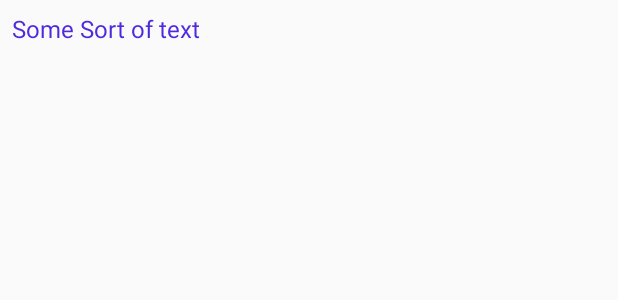
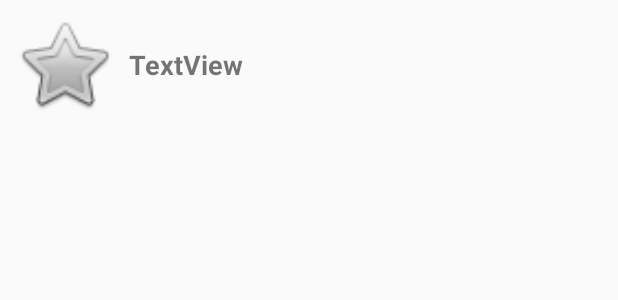
Before and after one commit to eiuk5phannam/Tourist, an Android app: the layout tourist_item_list.xml on its own in the app's theme, with its tools: preview values and no code run, on a phone screen of 412 x 824 dp. Shown: the top 300 px of the screen. Run offline under Robolectric (Android 15) with nearby library versions, the phone set to English and light mode, and no system bars.

Commit message:
Add images to the list and reorganize code

```diff
--- a/app/build.gradle
+++ b/app/build.gradle
@@ -35,5 +35,7 @@ dependencies {
     implementation 'com.squareup.retrofit2:retrofit:2.4.0'
     implementation 'com.squareup.retrofit2:converter-gson:2.4.0'
     implementation 'com.google.code.gson:gson:2.8.4'
-
+    testImplementation 'com.squareup.retrofit2:retrofit-mock:2.4.0'
+    implementation 'com.github.bumptech.glide:glide:4.7.1'
+    annotationProcessor 'com.github.bumptech.glide:compiler:4.7.1'
 }
--- a/app/src/main/res/layout/tourist_item_list.xml
+++ b/app/src/main/res/layout/tourist_item_list.xml
@@ -1,11 +1,42 @@
 <?xml version="1.0" encoding="utf-8"?>
-<TextView xmlns:android="http://schemas.android.com/apk/res/android"
+<android.support.constraint.ConstraintLayout xmlns:android="http://schemas.android.com/apk/res/android"
+    xmlns:app="http://schemas.android.com/apk/res-auto"
     xmlns:tools="http://schemas.android.com/tools"
+
     android:layout_width="match_parent"
-    android:layout_height="match_parent"
-    android:padding="8dp"
-    android:textSize="16sp"
-    android:textColor="#5029de"
-    tools:text="Some Sort of text">
+    android:layout_height="wrap_content"
+    android:layout_margin="8dp"
+    android:clickable="true"
+    android:focusable="true"
+    android:foreground="?android:attr/selectableItemBackground"
+    android:visibility="visible">
 
-</TextView>
+
+    <TextView
+        android:id="@+id/textView"
+        android:layout_width="0dp"
+        android:layout_height="wrap_content"
+        android:layout_marginBottom="8dp"
+        android:layout_marginEnd="8dp"
+        android:layout_marginStart="8dp"
+        android:layout_marginTop="8dp"
+        android:ellipsize="end"
+        android:maxLines="1"
+        android:textSize="18sp"
+        android:textStyle="bold"
+        android:visibility="visible"
+        app:layout_constraintBottom_toBottomOf="parent"
+        app:layout_constraintEnd_toEndOf="parent"
+        app:layout_constraintStart_toEndOf="@+id/imageView"
+        app:layout_constraintTop_toTopOf="parent"
+        tools:text="TextView" />
+
+    <ImageView
+        android:id="@+id/imageView"
+        android:layout_width="70dp"
+        android:layout_height="70dp"
+        android:layout_margin="8dp"
+        app:srcCompat="@android:drawable/btn_star" />
+
+
+</android.support.constraint.ConstraintLayout>
```
Also changed, not shown: app/src/main/java/com/corelambda/tourist/MainActivity.java (+22 -0 lines), app/src/main/java/com/corelambda/tourist/PlacesRepository.java (+72 -34 lines), app/src/main/java/com/corelambda/tourist/PlacesViewModel.java (+20 -3 lines), app/src/main/java/com/corelambda/tourist/TouristRecyclerAdapter.java (+31 -5 lines), app/src/main/java/com/corelambda/tourist/WikipediaService.java (added, +9 -0 lines), 2 other files.
